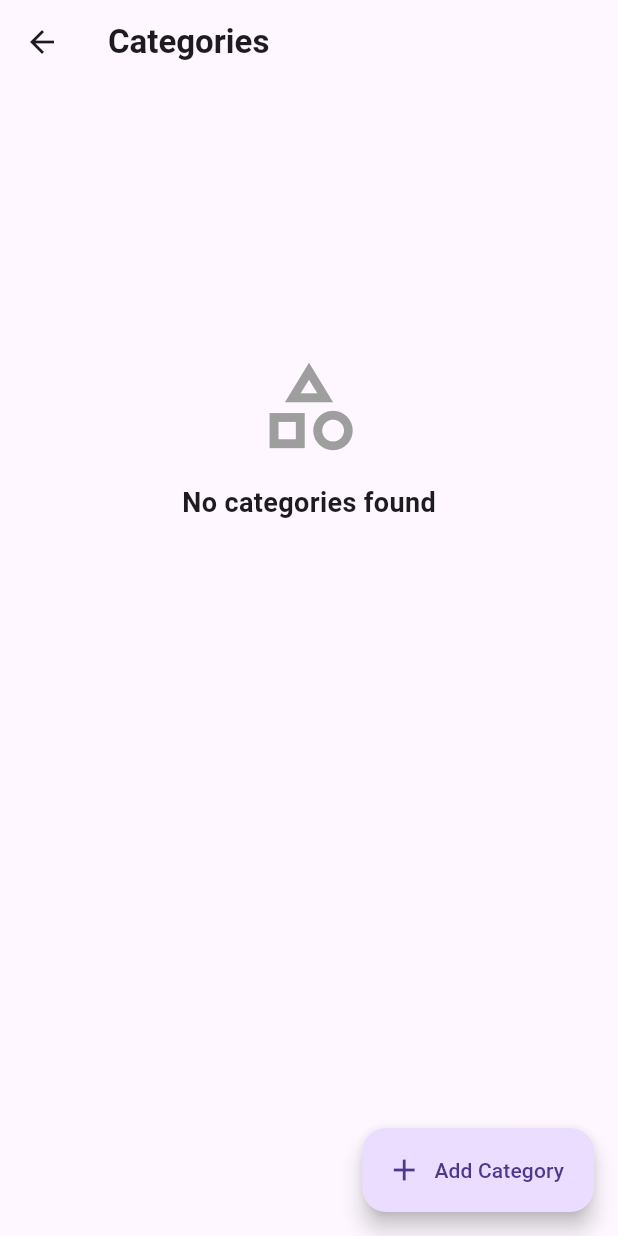
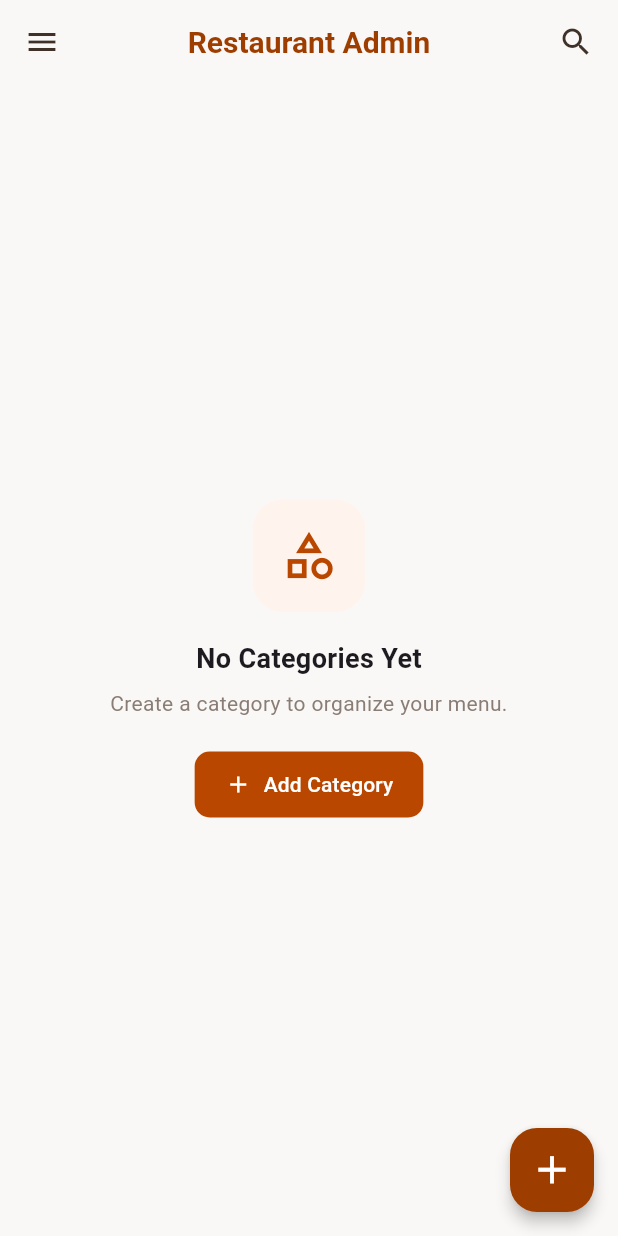
Before and after one commit to RawalAnuma/restaurant_management_app, a Flutter app: the CategoryScreen screen opened directly, on a phone screen of 412 x 824 dp. Run offline on Flutter 3.47's test engine with Material 3 defaults, Android fonts, the light colour scheme and no system bars; our stand-ins replace image_picker, shared_preferences; accounts and stored records are empty; network calls fail.

Commit message:
feat: improve category screen

```diff
--- a/lib/screens/category_screen.dart
+++ b/lib/screens/category_screen.dart
@@ -1,9 +1,10 @@
 import 'package:flutter/material.dart';
 import 'package:provider/provider.dart';
-import 'package:restaurant_management_app/screens/create_category_screen.dart';
-import 'package:restaurant_management_app/screens/edit_category_screen.dart';
 
+import '../models/category_model.dart';
 import '../providers/category_provider.dart';
+import 'create_category_screen.dart';
+import 'edit_category_screen.dart';
 
 class CategoryScreen extends StatefulWidget {
   const CategoryScreen({super.key});
@@ -13,6 +14,12 @@ class CategoryScreen extends StatefulWidget {
 }
 
 class _CategoryScreenState extends State<CategoryScreen> {
+  static const Color primaryOrange = Color(0xFFB94700);
+  static const Color darkOrange = Color(0xFF9E3D00);
+  static const Color backgroundColor = Color(0xFFF9F8F6);
+  static const Color textColor = Color(0xFF171717);
+  static const Color secondaryText = Color(0xFF8A7D75);
+
   @override
   void initState() {
     super.initState();
@@ -24,24 +31,97 @@ class _CategoryScreenState extends State<CategoryScreen> {
     });
   }
 
-  Future<void> _deleteCategory(
-    BuildContext context,
-    int categoryId,
-    String categoryName,
-  ) async {
+  IconData _getCategoryIcon(String name) {
+    final category = name.toLowerCase();
+
+    if (category.contains('pizza')) {
+      return Icons.local_pizza_outlined;
+    }
+
+    if (category.contains('burger')) {
+      return Icons.lunch_dining_outlined;
+    }
+
+    if (category.contains('drink') || category.contains('beverage')) {
+      return Icons.local_cafe_outlined;
+    }
+
+    if (category.contains('dessert')) {
+      return Icons.icecream_outlined;
+    }
+
+    if (category.contains('salad')) {
+      return Icons.eco_outlined;
+    }
+
+    if (category.contains('chicken')) {
+      return Icons.set_meal_outlined;
+    }
+
+    return Icons.restaurant_menu_outlined;
+  }
+
+  void _openCreateCategory() {
+    Navigator.push(
+      context,
+      MaterialPageRoute(builder: (_) => const CreateCategoryScreen()),
+    ).then((_) {
+      if (!mounted) return;
+
+      context.read<CategoryProvider>().fetchCategories();
+    });
+  }
+
+  void _openEditCategory(CategoryModel category) {
+    Navigator.push(
+      context,
+      MaterialPageRoute(builder: (_) => EditCategoryScreen(category: category)),
+    ).then((_) {
+      if (!mounted) return;
+
+      context.read<CategoryProvider>().fetchCategories();
+    });
+  }
+
+  Future<void> _deleteCategory(CategoryModel category) async {
     final shouldDelete = await showDialog<bool>(
       context: context,
       builder: (dialogContext) {
         return AlertDialog(
-          title: const Text('Delete Category'),
-          content: Text('Are you sure you want to delete "$categoryName"?'),
+          backgroundColor: Colors.white,
+          shape: RoundedRectangleBorder(
+            borderRadius: BorderRadius.circular(18),
+          ),
+          title: const Text(
+            'Delete Category',
+            style: TextStyle(fontWeight: FontWeight.w700),
+          ),
+          content: Text(
+            'Are you sure you want to delete "${category.name}"?',
+            style: const TextStyle(color: secondaryText, height: 1.4),
+          ),
           actions: [
             TextButton(
-              onPressed: () => Navigator.pop(dialogContext, false),
-              child: const Text('Cancel'),
+              onPressed: () {
+                Navigator.pop(dialogContext, false);
+              },
+              child: const Text(
+                'Cancel',
+                style: TextStyle(color: secondaryText),
               ),
-            FilledButton(
-              onPressed: () => Navigator.pop(dialogContext, true),
+            ),
+            ElevatedButton(
+              onPressed: () {
+                Navigator.pop(dialogContext, true);
+              },
+              style: ElevatedButton.styleFrom(
+                backgroundColor: Colors.red,
+                foregroundColor: Colors.white,
+                elevation: 0,
+                shape: RoundedRectangleBorder(
+                  borderRadius: BorderRadius.circular(9),
+                ),
+              ),
               child: const Text('Delete'),
             ),
           ],
@@ -49,157 +129,277 @@ class _CategoryScreenState extends State<CategoryScreen> {
       },
     );
 
-    if (shouldDelete != true) return;
-
-    if (!mounted) return;
-
-    final categoryProvider = context.read<CategoryProvider>();
+    if (shouldDelete != true || !mounted) {
+      return;
+    }
 
     try {
-      await categoryProvider.deleteCategory(categoryId);
+      await context.read<CategoryProvider>().deleteCategory(category.id);
 
       if (!mounted) return;
 
       ScaffoldMessenger.of(context).showSnackBar(
-        const SnackBar(content: Text('Category deleted successfully')),
+        const SnackBar(
+          content: Text('Category deleted successfully'),
+          behavior: SnackBarBehavior.floating,
+        ),
       );
     } catch (e) {
       if (!mounted) return;
 
-      ScaffoldMessenger.of(
-        context,
-      ).showSnackBar(SnackBar(content: Text('Failed to delete category: $e')));
+      ScaffoldMessenger.of(context).showSnackBar(
+        SnackBar(
+          content: Text('Failed to delete category: $e'),
+          behavior: SnackBarBehavior.floating,
+        ),
+      );
     }
   }
 
-  @override
-  Widget build(BuildContext context) {
-    return Scaffold(
-      appBar: AppBar(
-        title: const Text(
-          'Categories',
-          style: TextStyle(fontWeight: FontWeight.bold),
+  Widget _buildCategoryCard(CategoryModel category) {
+    return Container(
+      margin: const EdgeInsets.only(bottom: 14),
+      padding: const EdgeInsets.all(18),
+      decoration: BoxDecoration(
+        color: Colors.white,
+        borderRadius: BorderRadius.circular(18),
+        boxShadow: [
+          BoxShadow(
+            color: Colors.black.withValues(alpha: 0.05),
+            blurRadius: 12,
+            offset: const Offset(0, 4),
+          ),
+        ],
+      ),
+      child: Row(
+        children: [
+          // CATEGORY ICON
+          Container(
+            height: 57,
+            width: 57,
+            decoration: BoxDecoration(
+              color: const Color(0xFFFFF3ED),
+              borderRadius: BorderRadius.circular(14),
+            ),
+            child: Icon(
+              _getCategoryIcon(category.name),
+              color: primaryOrange,
+              size: 29,
             ),
           ),
-      body: Consumer<CategoryProvider>(
-        builder: (context, categoryProvider, child) {
-          if (categoryProvider.isLoading) {
-            return const Center(child: CircularProgressIndicator());
-          }
 
-          if (categoryProvider.categories.isEmpty) {
-            return RefreshIndicator(
-              onRefresh: categoryProvider.fetchCategories,
-              child: ListView(
-                physics: const AlwaysScrollableScrollPhysics(),
-                children: const [
-                  SizedBox(height: 180),
-                  Icon(Icons.category_outlined, size: 70, color: Colors.grey),
-                  SizedBox(height: 16),
-                  Center(
-                    child: Text(
-                      'No categories found',
-                      style: TextStyle(
-                        fontSize: 18,
-                        fontWeight: FontWeight.w600,
+          const SizedBox(width: 18),
+
+          // CATEGORY NAME
+          Expanded(
+            child: Column(
+              crossAxisAlignment: CrossAxisAlignment.start,
+              children: [
+                Text(
+                  category.name,
+                  maxLines: 1,
+                  overflow: TextOverflow.ellipsis,
+                  style: const TextStyle(
+                    color: textColor,
+                    fontSize: 16,
+                    fontWeight: FontWeight.w700,
                   ),
                 ),
+                const SizedBox(height: 4),
+                const Text(
+                  'Food category',
+                  style: TextStyle(color: secondaryText, fontSize: 14),
+                ),
+              ],
+            ),
+          ),
+
+          const SizedBox(width: 8),
+
+          // EDIT BUTTON
+          _buildActionButton(
+            icon: Icons.edit_outlined,
+            color: primaryOrange,
+            onPressed: () {
+              _openEditCategory(category);
+            },
+          ),
+
+          const SizedBox(width: 8),
+
+          // DELETE BUTTON
+          _buildActionButton(
+            icon: Icons.delete_outline,
+            color: Colors.red,
+            onPressed: () {
+              _deleteCategory(category);
+            },
           ),
         ],
       ),
     );
   }
 
-          return RefreshIndicator(
-            onRefresh: categoryProvider.fetchCategories,
-            child: ListView.builder(
-              padding: const EdgeInsets.all(16),
-              itemCount: categoryProvider.categories.length,
-              itemBuilder: (context, index) {
-                final category = categoryProvider.categories[index];
-
-                return Card(
-                  margin: const EdgeInsets.only(bottom: 12),
-                  child: ListTile(
-                    contentPadding: const EdgeInsets.symmetric(
-                      horizontal: 16,
-                      vertical: 8,
-                    ),
-                    leading: CircleAvatar(
-                      child: const Icon(Icons.restaurant_menu),
-                    ),
-                    title: Text(
-                      category.name,
-                      style: const TextStyle(
-                        fontWeight: FontWeight.bold,
-                        fontSize: 16,
-                      ),
-                    ),
-                    subtitle: const Text('Food category'),
-                    trailing: Row(
-                      mainAxisSize: MainAxisSize.min,
-                      children: [
-                        IconButton(
-                          icon: const Icon(Icons.edit),
-                          onPressed: () async {
-                            final result = await Navigator.push(
-                              this.context,
-                              MaterialPageRoute(
-                                builder: (_) =>
-                                    EditCategoryScreen(category: category),
-                              ),
-                            );
-
-                            if (result == true && mounted) {
-                              await this.context
-                                  .read<CategoryProvider>()
-                                  .fetchCategories();
-
-                              if (!mounted) return;
-
-                              ScaffoldMessenger.of(this.context).showSnackBar(
-                                const SnackBar(
-                                  content: Text(
-                                    'Category updated successfully',
+  Widget _buildActionButton({
+    required IconData icon,
+    required Color color,
+    required VoidCallback onPressed,
+  }) {
+    return Material(
+      color: const Color(0xFFFFF8F5),
+      shape: const CircleBorder(),
+      child: InkWell(
+        onTap: onPressed,
+        customBorder: const CircleBorder(),
+        child: SizedBox(
+          height: 43,
+          width: 43,
+          child: Icon(icon, color: color, size: 21),
         ),
       ),
     );
   }
-                          },
+
+  Widget _buildEmptyState() {
+    return Center(
+      child: Padding(
+        padding: const EdgeInsets.symmetric(horizontal: 40),
+        child: Column(
+          mainAxisAlignment: MainAxisAlignment.center,
+          children: [
+            Container(
+              height: 75,
+              width: 75,
+              decoration: BoxDecoration(
+                color: const Color(0xFFFFF3ED),
+                borderRadius: BorderRadius.circular(20),
               ),
-                        IconButton(
-                          tooltip: 'Delete',
-                          icon: const Icon(Icons.delete_outline),
-                          onPressed: () {
-                            _deleteCategory(
-                              this.context,
-                              category.id,
-                              category.name,
-                            );
-                          },
+              child: const Icon(
+                Icons.category_outlined,
+                size: 38,
+                color: primaryOrange,
+              ),
+            ),
+            const SizedBox(height: 18),
+            const Text(
+              'No Categories Yet',
+              style: TextStyle(fontSize: 18, fontWeight: FontWeight.w700),
+            ),
+            const SizedBox(height: 7),
+            const Text(
+              'Create a category to organize your menu.',
+              textAlign: TextAlign.center,
+              style: TextStyle(color: secondaryText, fontSize: 14),
+            ),
+            const SizedBox(height: 20),
+            ElevatedButton.icon(
+              onPressed: _openCreateCategory,
+              icon: const Icon(Icons.add),
+              label: const Text('Add Category'),
+              style: ElevatedButton.styleFrom(
+                backgroundColor: primaryOrange,
+                foregroundColor: Colors.white,
+                elevation: 0,
+                padding: const EdgeInsets.symmetric(
+                  horizontal: 20,
+                  vertical: 12,
+                ),
+                shape: RoundedRectangleBorder(
+                  borderRadius: BorderRadius.circular(10),
+                ),
+              ),
             ),
           ],
         ),
       ),
     );
+  }
+
+  @override
+  Widget build(BuildContext context) {
+    final categoryProvider = context.watch<CategoryProvider>();
+
+    return Scaffold(
+      backgroundColor: backgroundColor,
+
+      // APP BAR
+      appBar: AppBar(
+        backgroundColor: backgroundColor,
+        elevation: 0,
+        scrolledUnderElevation: 0,
+
+        leading: IconButton(
+          onPressed: () {},
+          icon: const Icon(Icons.menu, color: Color(0xFF3F3028), size: 24),
+        ),
+
+        title: const Text(
+          'Restaurant Admin',
+          style: TextStyle(
+            color: darkOrange,
+            fontSize: 20,
+            fontWeight: FontWeight.w700,
+          ),
+        ),
+
+        centerTitle: true,
+
+        actions: [
+          IconButton(
+            onPressed: () {
+              // Search can be implemented later.
             },
+            icon: const Icon(Icons.search, color: Color(0xFF3F3028), size: 24),
           ),
-          );
+          const SizedBox(width: 4),
+        ],
+      ),
+
+      body: categoryProvider.isLoading
+          ? const Center(child: CircularProgressIndicator(color: primaryOrange))
+          : categoryProvider.categories.isEmpty
+          ? _buildEmptyState()
+          : RefreshIndicator(
+              color: primaryOrange,
+              onRefresh: () {
+                return categoryProvider.fetchCategories();
               },
+              child: ListView(
+                padding: const EdgeInsets.fromLTRB(20, 28, 20, 100),
+                children: [
+                  const Text(
+                    'Categories',
+                    style: TextStyle(
+                      color: textColor,
+                      fontSize: 28,
+                      fontWeight: FontWeight.w700,
                     ),
-      floatingActionButton: FloatingActionButton.extended(
-        onPressed: () async {
-          final created = await Navigator.push(
-            context,
-            MaterialPageRoute(builder: (_) => const CreateCategoryScreen()),
-          );
+                  ),
 
-          if (created == true && mounted) {
-            context.read<CategoryProvider>().fetchCategories();
-          }
-        },
-        icon: const Icon(Icons.add),
-        label: const Text('Add Category'),
+                  const SizedBox(height: 4),
+
+                  const Text(
+                    'Manage your menu organization',
+                    style: TextStyle(color: Color(0xFF6E5548), fontSize: 16),
+                  ),
+
+                  const SizedBox(height: 28),
+
+                  ...categoryProvider.categories.map((category) {
+                    return _buildCategoryCard(category);
+                  }),
+                ],
+              ),
+            ),
+
+      // ADD CATEGORY BUTTON
+      floatingActionButton: FloatingActionButton(
+        onPressed: _openCreateCategory,
+        backgroundColor: darkOrange,
+        foregroundColor: Colors.white,
+        elevation: 4,
+        shape: RoundedRectangleBorder(borderRadius: BorderRadius.circular(18)),
+        child: const Icon(Icons.add, size: 31),
       ),
     );
   }
```
Lines whose indentation alone changed are shown as unchanged.
